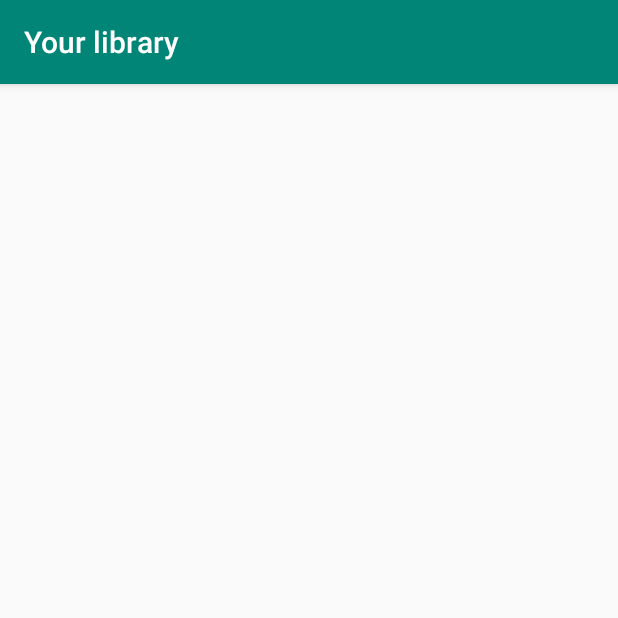
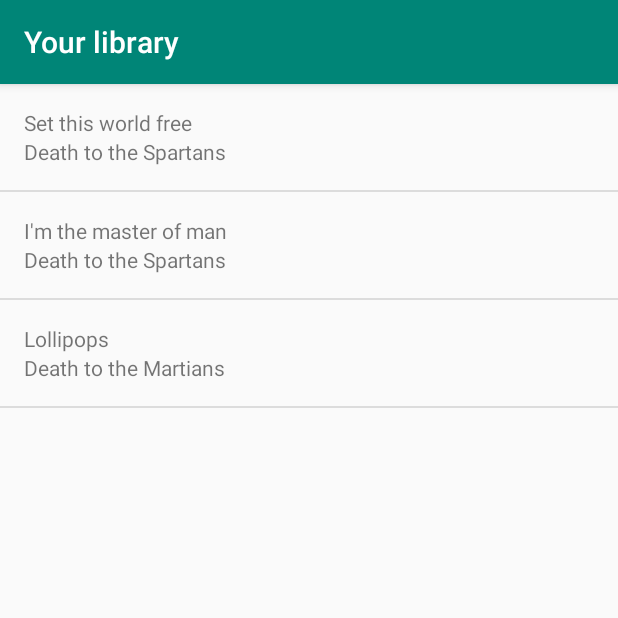
Before and after one commit to pdurasie/musicplayerapp, an Android app: the libraryActivity screen opened directly, with no data from a screen before it, on a phone screen of 412 x 824 dp, the top half of it. Run offline under Robolectric (Android 15) with nearby library versions, the phone set to English and light mode, and no system bars.

Commit message:
feat: Create song list based on custom SongAdapter

```diff
--- a/app/src/main/java/com/example/android/musicplayerapp/MainActivity.java
+++ b/app/src/main/java/com/example/android/musicplayerapp/MainActivity.java
@@ -2,7 +2,10 @@ package com.example.android.musicplayerapp;
 
 import androidx.appcompat.app.AppCompatActivity;
 
+import android.content.Intent;
 import android.os.Bundle;
+import android.view.View;
+import android.widget.TextView;
 
 public class MainActivity extends AppCompatActivity {
 
@@ -10,7 +13,22 @@ public class MainActivity extends AppCompatActivity {
     protected void onCreate(Bundle savedInstanceState) {
         super.onCreate(savedInstanceState);
         setContentView(R.layout.activity_main);
+
+        TextView intentSponge = findViewById(R.id.intent_sponge);
+
+        intentSponge.setOnClickListener(new View.OnClickListener() {
+            // The code in this method will be executed when the numbers View is clicked on.
+            @Override
+            public void onClick(View view) {
+                Intent numbersIntent = new Intent(MainActivity.this, libraryActivity.class);
+                startActivity(numbersIntent);
+            }
+        });
+
+
     }
+
+
 }
 
 
--- /dev/null
+++ b/app/src/main/java/com/example/android/musicplayerapp/SongAdapter.java
@@ -0,0 +1,36 @@
+package com.example.android.musicplayerapp;
+
+import android.app.Activity;
+import android.view.LayoutInflater;
+import android.view.View;
+import android.view.ViewGroup;
+import android.widget.ArrayAdapter;
+import android.widget.TextView;
+
+import java.util.ArrayList;
+
+public class SongAdapter extends ArrayAdapter<Song> {
+
+    public SongAdapter(Activity context, ArrayList<Song> songs){
+        super(context, 0, songs);
+    }
+
+    @Override
+    public View getView(int position, View convertView, ViewGroup parent) {
+        View listItemView = convertView;
+        if(listItemView == null) {
+            listItemView = LayoutInflater.from(getContext()).inflate(
+                    R.layout.song_item, parent, false);
+        }
+
+        Song currentSong = getItem(position);
+
+        TextView songName = listItemView.findViewById(R.id.song_name_text_view);
+        songName.setText(currentSong.getSongName());
+
+        TextView artistName = listItemView.findViewById(R.id.artist_name_text_view);
+        artistName.setText(currentSong.getArtistName());
+
+        return listItemView;
+    }
+}
--- a/app/src/main/java/com/example/android/musicplayerapp/libraryActivity.java
+++ b/app/src/main/java/com/example/android/musicplayerapp/libraryActivity.java
@@ -4,6 +4,7 @@ import androidx.appcompat.app.AppCompatActivity;
 
 import android.content.res.Resources;
 import android.os.Bundle;
+import android.widget.ListView;
 
 import java.util.ArrayList;
 
@@ -22,5 +23,11 @@ public class libraryActivity extends AppCompatActivity {
         songs.add(new Song("I'm the master of man", "Death to the Spartans", SongImageId, false));
         songs.add(new Song("Lollipops", "Death to the Martians", SongImageId, false));
 
+        SongAdapter adapter = new SongAdapter(this, songs);
+
+        ListView listView = findViewById(R.id.library_list);
+
+        listView.setAdapter(adapter);
+
     }
 }
--- a/app/src/main/res/layout/activity_main.xml
+++ b/app/src/main/res/layout/activity_main.xml
@@ -7,6 +7,7 @@
     tools:context=".MainActivity">
 
     <TextView
+        android:id="@+id/intent_sponge"
         android:layout_width="wrap_content"
         android:layout_height="wrap_content"
         android:text="Hello World!"
--- /dev/null
+++ b/app/src/main/res/layout/song_item.xml
@@ -0,0 +1,18 @@
+<?xml version="1.0" encoding="utf-8"?>
+<LinearLayout xmlns:android="http://schemas.android.com/apk/res/android"
+    android:orientation="vertical" android:layout_width="match_parent"
+    android:layout_height="match_parent"
+    android:padding="16dp">
+
+    <TextView
+        android:layout_width="match_parent"
+        android:layout_height="wrap_content"
+        android:id="@+id/song_name_text_view"
+        />
+
+    <TextView
+        android:layout_width="match_parent"
+        android:layout_height="wrap_content"
+        android:id="@+id/artist_name_text_view"/>
+
+</LinearLayout>
```
